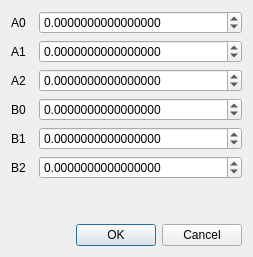
Above: dialog/customfilterdialog.ui from timschneeb/DDCToolbox before the change. Below: the same form after it.
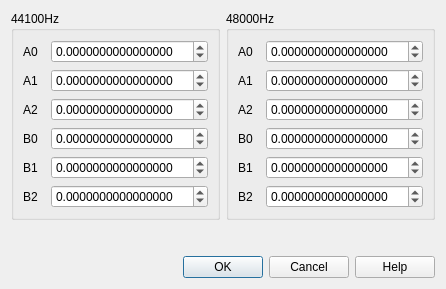
That is the form after the change.

The edit to the form file:
```diff
--- a/dialog/customfilterdialog.ui
+++ b/dialog/customfilterdialog.ui
@@ -6,8 +6,8 @@
    <rect>
     <x>0</x>
     <y>0</y>
-    <width>253</width>
-    <height>257</height>
+    <width>446</width>
+    <height>289</height>
    </rect>
   </property>
   <property name="windowTitle">
@@ -15,6 +15,17 @@
   </property>
   <layout class="QVBoxLayout" name="verticalLayout">
    <item>
+    <layout class="QHBoxLayout" name="horizontalLayout_2">
+     <property name="topMargin">
+      <number>0</number>
+     </property>
+     <item>
+      <widget class="QGroupBox" name="groupBox_2">
+       <property name="title">
+        <string>44100Hz</string>
+       </property>
+       <layout class="QHBoxLayout" name="horizontalLayout_3">
+        <item>
     <layout class="QFormLayout" name="formLayout">
      <property name="horizontalSpacing">
       <number>13</number>
@@ -150,6 +161,156 @@
      </item>
     </layout>
    </item>
+       </layout>
+      </widget>
+     </item>
+     <item>
+      <widget class="QGroupBox" name="groupBox">
+       <property name="title">
+        <string>48000Hz</string>
+       </property>
+       <layout class="QHBoxLayout" name="horizontalLayout">
+        <item>
+         <layout class="QFormLayout" name="formLayout_2">
+          <property name="horizontalSpacing">
+           <number>13</number>
+          </property>
+          <property name="verticalSpacing">
+           <number>6</number>
+          </property>
+          <property name="leftMargin">
+           <number>0</number>
+          </property>
+          <property name="bottomMargin">
+           <number>0</number>
+          </property>
+          <item row="0" column="0">
+           <widget class="QLabel" name="label_7">
+            <property name="text">
+             <string>A0</string>
+            </property>
+           </widget>
+          </item>
+          <item row="1" column="0">
+           <widget class="QLabel" name="label_8">
+            <property name="text">
+             <string>A1</string>
+            </property>
+           </widget>
+          </item>
+          <item row="2" column="0">
+           <widget class="QLabel" name="label_9">
+            <property name="text">
+             <string>A2</string>
+            </property>
+           </widget>
+          </item>
+          <item row="3" column="0">
+           <widget class="QLabel" name="label_10">
+            <property name="text">
+             <string>B0</string>
+            </property>
+           </widget>
+          </item>
+          <item row="4" column="0">
+           <widget class="QLabel" name="label_11">
+            <property name="text">
+             <string>B1</string>
+            </property>
+           </widget>
+          </item>
+          <item row="5" column="0">
+           <widget class="QLabel" name="label_12">
+            <property name="text">
+             <string>B2</string>
+            </property>
+           </widget>
+          </item>
+          <item row="0" column="1">
+           <widget class="QDoubleSpinBox" name="a0_48">
+            <property name="decimals">
+             <number>16</number>
+            </property>
+            <property name="minimum">
+             <double>-100.000000000000000</double>
+            </property>
+            <property name="maximum">
+             <double>100.000000000000000</double>
+            </property>
+           </widget>
+          </item>
+          <item row="1" column="1">
+           <widget class="QDoubleSpinBox" name="a1_48">
+            <property name="decimals">
+             <number>16</number>
+            </property>
+            <property name="minimum">
+             <double>-100.000000000000000</double>
+            </property>
+            <property name="maximum">
+             <double>100.000000000000000</double>
+            </property>
+           </widget>
+          </item>
+          <item row="2" column="1">
+           <widget class="QDoubleSpinBox" name="a2_48">
+            <property name="decimals">
+             <number>16</number>
+            </property>
+            <property name="minimum">
+             <double>-100.000000000000000</double>
+            </property>
+            <property name="maximum">
+             <double>100.000000000000000</double>
+            </property>
+           </widget>
+          </item>
+          <item row="3" column="1">
+           <widget class="QDoubleSpinBox" name="b0_48">
+            <property name="decimals">
+             <number>16</number>
+            </property>
+            <property name="minimum">
+             <double>-100.000000000000000</double>
+            </property>
+            <property name="maximum">
+             <double>100.000000000000000</double>
+            </property>
+           </widget>
+          </item>
+          <item row="4" column="1">
+           <widget class="QDoubleSpinBox" name="b1_48">
+            <property name="decimals">
+             <number>16</number>
+            </property>
+            <property name="minimum">
+             <double>-100.000000000000000</double>
+            </property>
+            <property name="maximum">
+             <double>100.000000000000000</double>
+            </property>
+           </widget>
+          </item>
+          <item row="5" column="1">
+           <widget class="QDoubleSpinBox" name="b2_48">
+            <property name="decimals">
+             <number>16</number>
+            </property>
+            <property name="minimum">
+             <double>-100.000000000000000</double>
+            </property>
+            <property name="maximum">
+             <double>100.000000000000000</double>
+            </property>
+           </widget>
+          </item>
+         </layout>
+        </item>
+       </layout>
+      </widget>
+     </item>
+    </layout>
+   </item>
    <item>
     <spacer name="verticalSpacer">
      <property name="orientation">
@@ -169,7 +330,7 @@
       <enum>Qt::Horizontal</enum>
      </property>
      <property name="standardButtons">
-      <set>QDialogButtonBox::Cancel|QDialogButtonBox::Ok</set>
+      <set>QDialogButtonBox::Cancel|QDialogButtonBox::Help|QDialogButtonBox::Ok</set>
      </property>
     </widget>
    </item>
```
Lines whose indentation alone changed are shown as unchanged.
